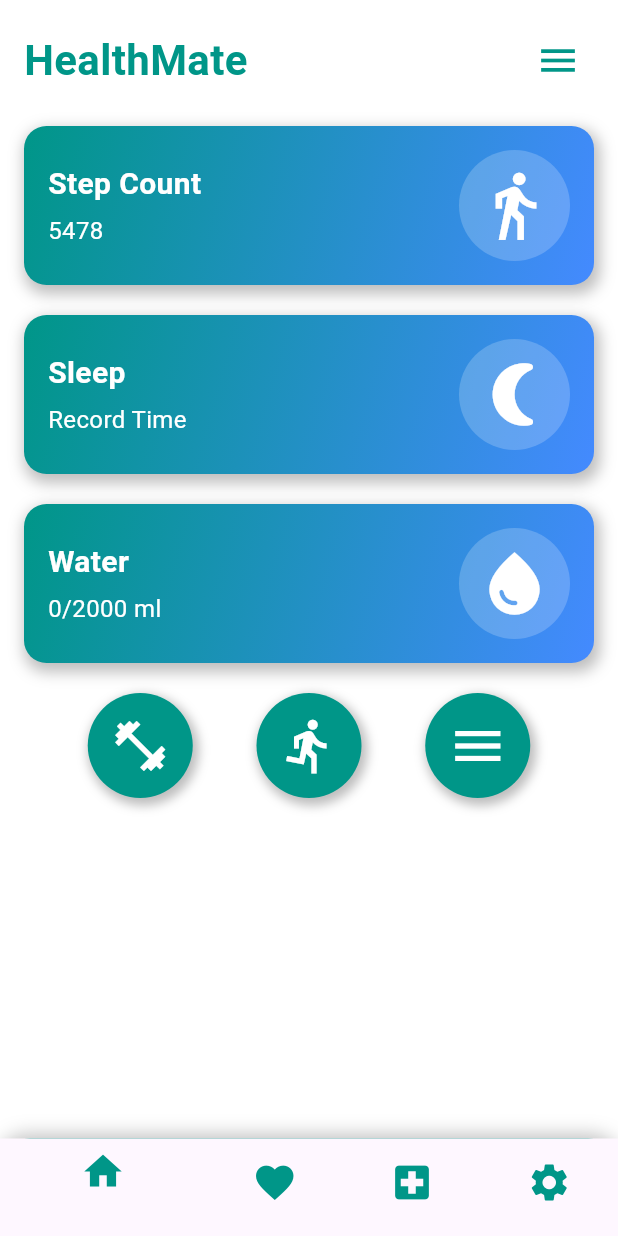
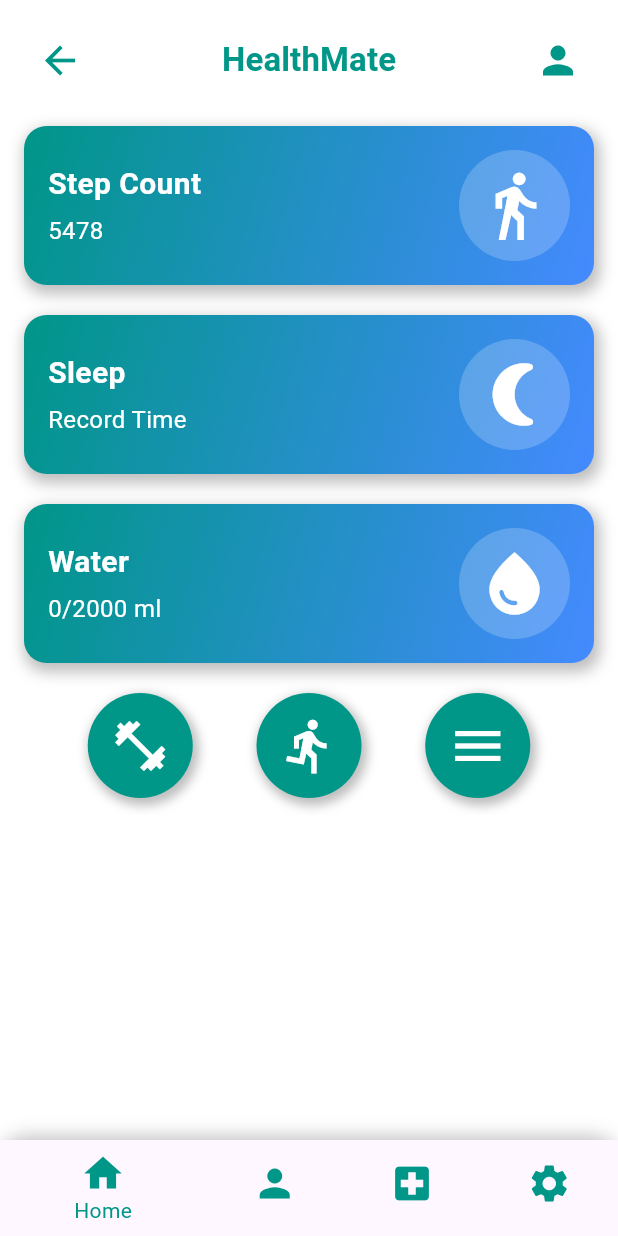
Before and after one commit to Sagar47864/healthmate, a Flutter app: the screen it shows after launch, on a phone screen of 412 x 824 dp. Run offline on Flutter 3.47's test engine with Material 3 defaults, Android fonts, the phone set to English and light mode, and no system bars.

Commit message:
main.dart file changes

```diff
--- a/lib/main.dart
+++ b/lib/main.dart
@@ -39,11 +39,19 @@ class HomeScreen extends StatelessWidget {
           elevation: 0,
           selectedItemColor: Colors.teal,
           unselectedItemColor: Colors.teal,
+          onTap: (index) {
+            if (index == 1) {
+              Navigator.push(
+                context,
+                MaterialPageRoute(builder: (context) => ProfileScreen()),
+              );
+            }
+          },
           items: [
-            BottomNavigationBarItem(icon: Icon(Icons.home, size: 30), label: ''),
-            BottomNavigationBarItem(icon: Icon(Icons.favorite, size: 30), label: ''),
-            BottomNavigationBarItem(icon: Icon(Icons.local_hospital, size: 30), label: ''),
-            BottomNavigationBarItem(icon: Icon(Icons.settings, size: 30), label: ''),
+            BottomNavigationBarItem(icon: Icon(Icons.home, size: 30), label: 'Home'),
+            BottomNavigationBarItem(icon: Icon(Icons.person, size: 30), label: 'Profile'),
+            BottomNavigationBarItem(icon: Icon(Icons.local_hospital, size: 30), label: 'Health'),
+            BottomNavigationBarItem(icon: Icon(Icons.settings, size: 30), label: 'Settings'),
           ],
         ),
       ),
@@ -56,25 +64,30 @@ class HomeScreen extends StatelessWidget {
               Row(
                 mainAxisAlignment: MainAxisAlignment.spaceBetween,
                 children: [
-                  GestureDetector(
-                    onTap: () {
-                      Navigator.pushReplacement(
+                  IconButton(
+                    icon: Icon(Icons.arrow_back, color: Colors.teal, size: 30),
+                    onPressed: () {},
+                  ),
+                  TextButton(
+                    onPressed: () {
+                      Navigator.push(
                         context,
                         MaterialPageRoute(builder: (context) => HomeScreen()),
                       );
                     },
                     child: Text(
-                      'HealthMate',
-                      style: TextStyle(
-                        fontSize: 28,
-                        fontWeight: FontWeight.bold,
-                        color: Colors.teal,
-                      ),
+                      "HealthMate",
+                      style: TextStyle(fontSize: 22, fontWeight: FontWeight.bold, color: Colors.teal),
                     ),
                   ),
                   IconButton(
-                    icon: Icon(Icons.menu, color: Colors.teal, size: 30),
-                    onPressed: () {},
+                    icon: Icon(Icons.person, color: Colors.teal, size: 30),
+                    onPressed: () {
+                      Navigator.push(
+                        context,
+                        MaterialPageRoute(builder: (context) => ProfileScreen()),
+                      );
+                    },
                   ),
                 ],
               ),
@@ -182,3 +195,27 @@ class HomeScreen extends StatelessWidget {
     );
   }
 }
+
+// Profile Page
+class ProfileScreen extends StatelessWidget {
+   @override
+  Widget build(BuildContext context) {
+    return Scaffold(
+      appBar: AppBar(
+        title: Text("Profile"),
+        leading: IconButton(
+          icon: Icon(Icons.arrow_back),
+          onPressed: () {
+            Navigator.pop(context); // Goes back to Home Screen
+          },
+        ),
+      ),
+      body: Center(
+        child: Text(
+          "Welcome to your Profile!",
+          style: TextStyle(fontSize: 22, fontWeight: FontWeight.bold),
+        ),
+      ),
+    );
+  }
+}
```
Also changed, not shown: 2 other files.
